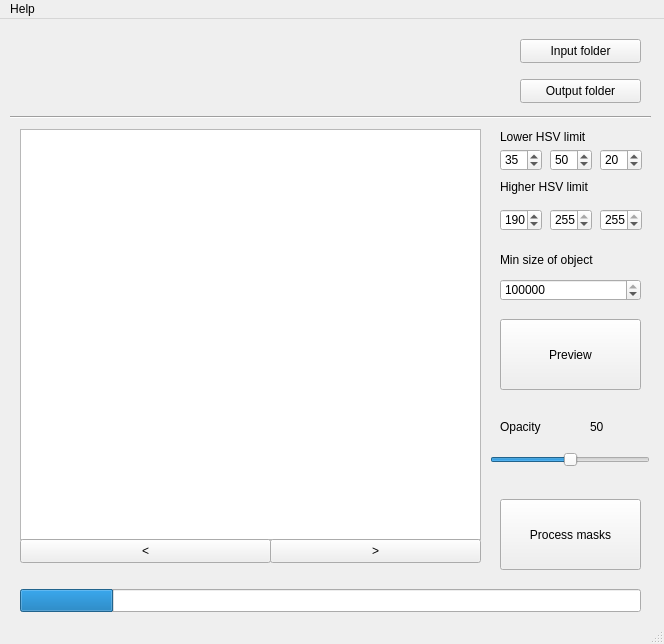
Qt form view.ui (ademirmarquesjunior/mask_segmentation_HSV_objectsize) before a commit.
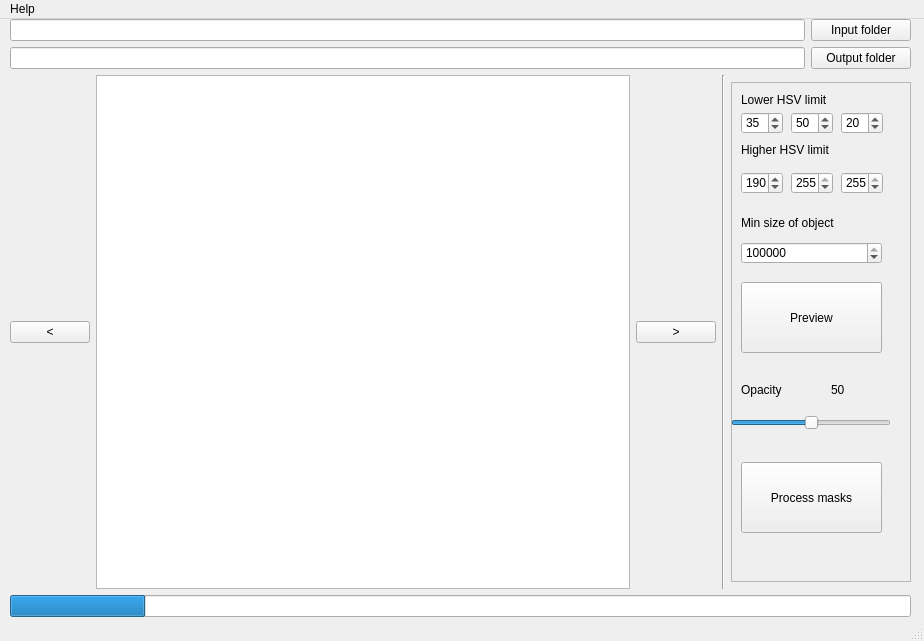
The same form after that commit. Icons and pictures are not drawn.

Diff of the .ui file:
```diff
--- a/view.ui
+++ b/view.ui
@@ -6,103 +6,92 @@
    <rect>
     <x>0</x>
     <y>0</y>
-    <width>664</width>
-    <height>644</height>
+    <width>924</width>
+    <height>641</height>
    </rect>
   </property>
   <property name="windowTitle">
    <string>Vizlab Mask/object segmentation</string>
   </property>
   <widget class="QWidget" name="centralwidget">
+   <widget class="QWidget" name="verticalLayoutWidget">
+    <property name="geometry">
+     <rect>
+      <x>10</x>
+      <y>0</y>
+      <width>901</width>
+      <height>598</height>
+     </rect>
+    </property>
+    <layout class="QVBoxLayout" name="verticalLayout" stretch="0,0,1,0">
+     <property name="rightMargin">
+      <number>0</number>
+     </property>
+     <item>
+      <layout class="QHBoxLayout" name="horizontalLayout_3">
+       <item>
+        <widget class="QLineEdit" name="labelInputFolder"/>
+       </item>
+       <item>
    <widget class="QPushButton" name="openInputFolder">
-    <property name="geometry">
-     <rect>
-      <x>520</x>
-      <y>20</y>
-      <width>121</width>
-      <height>24</height>
-     </rect>
+         <property name="minimumSize">
+          <size>
+           <width>100</width>
+           <height>0</height>
+          </size>
     </property>
     <property name="text">
      <string>Input folder</string>
     </property>
    </widget>
+       </item>
+      </layout>
+     </item>
+     <item>
+      <layout class="QHBoxLayout" name="horizontalLayout_2">
+       <item>
+        <widget class="QLineEdit" name="labelOutputFolder"/>
+       </item>
+       <item>
    <widget class="QPushButton" name="selectOutputFolder">
-    <property name="geometry">
-     <rect>
-      <x>520</x>
-      <y>60</y>
-      <width>121</width>
-      <height>24</height>
-     </rect>
+         <property name="minimumSize">
+          <size>
+           <width>100</width>
+           <height>0</height>
+          </size>
     </property>
     <property name="text">
      <string>Output folder</string>
     </property>
    </widget>
-   <widget class="QPushButton" name="processButton">
-    <property name="geometry">
-     <rect>
-      <x>500</x>
-      <y>480</y>
-      <width>141</width>
-      <height>71</height>
-     </rect>
-    </property>
-    <property name="text">
-     <string>Process masks</string>
-    </property>
-   </widget>
-   <widget class="QLabel" name="labelInputFolder">
-    <property name="geometry">
-     <rect>
-      <x>10</x>
-      <y>20</y>
-      <width>321</width>
-      <height>16</height>
-     </rect>
-    </property>
+       </item>
+      </layout>
+     </item>
+     <item>
+      <layout class="QHBoxLayout" name="horizontalLayout" stretch="0,1,0,0,0">
+       <property name="spacing">
+        <number>6</number>
+       </property>
+       <property name="sizeConstraint">
+        <enum>QLayout::SetNoConstraint</enum>
+       </property>
+       <property name="leftMargin">
+        <number>0</number>
+       </property>
+       <item>
+        <widget class="QPushButton" name="scrollLeftButton">
     <property name="text">
-     <string/>
-    </property>
-   </widget>
-   <widget class="QLabel" name="labelOutputFolder">
-    <property name="geometry">
-     <rect>
-      <x>10</x>
-      <y>60</y>
-      <width>321</width>
-      <height>20</height>
-     </rect>
-    </property>
-    <property name="text">
-     <string/>
-    </property>
-   </widget>
-   <widget class="QProgressBar" name="progressBar">
-    <property name="geometry">
-     <rect>
-      <x>20</x>
-      <y>570</y>
-      <width>621</width>
-      <height>23</height>
-     </rect>
-    </property>
-    <property name="value">
-     <number>15</number>
-    </property>
-    <property name="textVisible">
-     <bool>false</bool>
-    </property>
-   </widget>
+          <string>&lt;</string>
+         </property>
+        </widget>
+       </item>
+       <item>
    <widget class="QGraphicsView" name="graphicsView">
-    <property name="geometry">
-     <rect>
-      <x>20</x>
-      <y>110</y>
-      <width>461</width>
-      <height>411</height>
-     </rect>
+         <property name="minimumSize">
+          <size>
+           <width>400</width>
+           <height>400</height>
+          </size>
     </property>
     <property name="cursor" stdset="0">
      <cursorShape>CrossCursor</cursorShape>
@@ -111,24 +100,75 @@
      <set>Qt::AlignCenter</set>
     </property>
    </widget>
-   <widget class="QLabel" name="label">
+       </item>
+       <item>
+        <widget class="QPushButton" name="scrollRightButton">
+         <property name="text">
+          <string>&gt;</string>
+         </property>
+        </widget>
+       </item>
+       <item>
+        <widget class="Line" name="line">
+         <property name="orientation">
+          <enum>Qt::Vertical</enum>
+         </property>
+        </widget>
+       </item>
+       <item>
+        <widget class="QFrame" name="frame">
+         <property name="minimumSize">
+          <size>
+           <width>180</width>
+           <height>500</height>
+          </size>
+         </property>
+         <property name="maximumSize">
+          <size>
+           <width>180</width>
+           <height>500</height>
+          </size>
+         </property>
+         <property name="frameShape">
+          <enum>QFrame::StyledPanel</enum>
+         </property>
+         <property name="frameShadow">
+          <enum>QFrame::Raised</enum>
+         </property>
+         <widget class="QSpinBox" name="spinSL">
     <property name="geometry">
      <rect>
-      <x>500</x>
-      <y>230</y>
-      <width>101</width>
-      <height>21</height>
-     </rect>
-    </property>
+            <x>60</x>
+            <y>30</y>
+            <width>42</width>
+            <height>22</height>
+           </rect>
+          </property>
+          <property name="maximum">
+           <number>255</number>
+          </property>
+          <property name="value">
+           <number>50</number>
+          </property>
+         </widget>
+         <widget class="QPushButton" name="processButton">
+          <property name="geometry">
+           <rect>
+            <x>10</x>
+            <y>380</y>
+            <width>141</width>
+            <height>71</height>
+           </rect>
+          </property>
     <property name="text">
-     <string>Min size of object</string>
+           <string>Process masks</string>
     </property>
    </widget>
    <widget class="QSpinBox" name="spinObjectSize">
     <property name="geometry">
      <rect>
-      <x>500</x>
-      <y>260</y>
+            <x>10</x>
+            <y>160</y>
       <width>141</width>
       <height>22</height>
      </rect>
@@ -140,69 +180,11 @@
      <number>700000</number>
     </property>
    </widget>
-   <widget class="QLabel" name="label_2">
-    <property name="geometry">
-     <rect>
-      <x>500</x>
-      <y>110</y>
-      <width>91</width>
-      <height>16</height>
-     </rect>
-    </property>
-    <property name="text">
-     <string>Lower HSV limit</string>
-    </property>
-   </widget>
-   <widget class="QLabel" name="label_3">
-    <property name="geometry">
-     <rect>
-      <x>500</x>
-      <y>160</y>
-      <width>91</width>
-      <height>16</height>
-     </rect>
-    </property>
-    <property name="text">
-     <string>Higher HSV limit</string>
-    </property>
-   </widget>
-   <widget class="QSpinBox" name="spinHL">
-    <property name="geometry">
-     <rect>
-      <x>500</x>
-      <y>130</y>
-      <width>42</width>
-      <height>22</height>
-     </rect>
-    </property>
-    <property name="maximum">
-     <number>255</number>
-    </property>
-    <property name="value">
-     <number>35</number>
-    </property>
-   </widget>
-   <widget class="QSpinBox" name="spinSL">
-    <property name="geometry">
-     <rect>
-      <x>550</x>
-      <y>130</y>
-      <width>42</width>
-      <height>22</height>
-     </rect>
-    </property>
-    <property name="maximum">
-     <number>255</number>
-    </property>
-    <property name="value">
-     <number>50</number>
-    </property>
-   </widget>
    <widget class="QSpinBox" name="spinVL">
     <property name="geometry">
      <rect>
-      <x>600</x>
-      <y>130</y>
+            <x>110</x>
+            <y>30</y>
       <width>42</width>
       <height>22</height>
      </rect>
@@ -214,72 +196,11 @@
      <number>20</number>
     </property>
    </widget>
-   <widget class="QSpinBox" name="spinSH">
-    <property name="geometry">
-     <rect>
-      <x>550</x>
-      <y>190</y>
-      <width>42</width>
-      <height>22</height>
-     </rect>
-    </property>
-    <property name="maximum">
-     <number>255</number>
-    </property>
-    <property name="value">
-     <number>255</number>
-    </property>
-   </widget>
-   <widget class="QSpinBox" name="spinVH">
-    <property name="geometry">
-     <rect>
-      <x>600</x>
-      <y>190</y>
-      <width>42</width>
-      <height>22</height>
-     </rect>
-    </property>
-    <property name="maximum">
-     <number>255</number>
-    </property>
-    <property name="value">
-     <number>255</number>
-    </property>
-   </widget>
-   <widget class="QSpinBox" name="spinHH">
-    <property name="geometry">
-     <rect>
-      <x>500</x>
-      <y>190</y>
-      <width>42</width>
-      <height>22</height>
-     </rect>
-    </property>
-    <property name="maximum">
-     <number>255</number>
-    </property>
-    <property name="value">
-     <number>190</number>
-    </property>
-   </widget>
-   <widget class="Line" name="line">
-    <property name="geometry">
-     <rect>
-      <x>10</x>
-      <y>90</y>
-      <width>641</width>
-      <height>16</height>
-     </rect>
-    </property>
-    <property name="orientation">
-     <enum>Qt::Horizontal</enum>
-    </property>
-   </widget>
    <widget class="QPushButton" name="previewButton">
     <property name="geometry">
      <rect>
-      <x>500</x>
-      <y>300</y>
+            <x>10</x>
+            <y>200</y>
       <width>141</width>
       <height>71</height>
      </rect>
@@ -288,37 +209,11 @@
      <string>Preview</string>
     </property>
    </widget>
-   <widget class="QPushButton" name="scrollLeftButton">
-    <property name="geometry">
-     <rect>
-      <x>20</x>
-      <y>520</y>
-      <width>251</width>
-      <height>24</height>
-     </rect>
-    </property>
-    <property name="text">
-     <string>&lt;</string>
-    </property>
-   </widget>
-   <widget class="QPushButton" name="scrollRightButton">
-    <property name="geometry">
-     <rect>
-      <x>270</x>
-      <y>520</y>
-      <width>211</width>
-      <height>24</height>
-     </rect>
-    </property>
-    <property name="text">
-     <string>&gt;</string>
-    </property>
-   </widget>
    <widget class="QSlider" name="sliderOpacity">
     <property name="geometry">
      <rect>
-      <x>490</x>
-      <y>430</y>
+            <x>0</x>
+            <y>330</y>
       <width>160</width>
       <height>22</height>
      </rect>
@@ -333,24 +228,11 @@
      <enum>Qt::Horizontal</enum>
     </property>
    </widget>
-   <widget class="QLabel" name="label_4">
-    <property name="geometry">
-     <rect>
-      <x>500</x>
-      <y>400</y>
-      <width>49</width>
-      <height>16</height>
-     </rect>
-    </property>
-    <property name="text">
-     <string>Opacity</string>
-    </property>
-   </widget>
    <widget class="QLabel" name="opacityValueText">
     <property name="geometry">
      <rect>
-      <x>590</x>
-      <y>400</y>
+            <x>100</x>
+            <y>300</y>
       <width>49</width>
       <height>16</height>
      </rect>
@@ -359,13 +241,145 @@
      <string>50</string>
     </property>
    </widget>
+         <widget class="QLabel" name="label">
+          <property name="geometry">
+           <rect>
+            <x>10</x>
+            <y>130</y>
+            <width>101</width>
+            <height>21</height>
+           </rect>
+          </property>
+          <property name="text">
+           <string>Min size of object</string>
+          </property>
+         </widget>
+         <widget class="QLabel" name="label_2">
+          <property name="geometry">
+           <rect>
+            <x>10</x>
+            <y>10</y>
+            <width>91</width>
+            <height>16</height>
+           </rect>
+          </property>
+          <property name="text">
+           <string>Lower HSV limit</string>
+          </property>
+         </widget>
+         <widget class="QSpinBox" name="spinSH">
+          <property name="geometry">
+           <rect>
+            <x>60</x>
+            <y>90</y>
+            <width>42</width>
+            <height>22</height>
+           </rect>
+          </property>
+          <property name="maximum">
+           <number>255</number>
+          </property>
+          <property name="value">
+           <number>255</number>
+          </property>
+         </widget>
+         <widget class="QSpinBox" name="spinVH">
+          <property name="geometry">
+           <rect>
+            <x>110</x>
+            <y>90</y>
+            <width>42</width>
+            <height>22</height>
+           </rect>
+          </property>
+          <property name="maximum">
+           <number>255</number>
+          </property>
+          <property name="value">
+           <number>255</number>
+          </property>
+         </widget>
+         <widget class="QLabel" name="label_4">
+          <property name="geometry">
+           <rect>
+            <x>10</x>
+            <y>300</y>
+            <width>49</width>
+            <height>16</height>
+           </rect>
+          </property>
+          <property name="text">
+           <string>Opacity</string>
+          </property>
+         </widget>
+         <widget class="QSpinBox" name="spinHL">
+          <property name="geometry">
+           <rect>
+            <x>10</x>
+            <y>30</y>
+            <width>42</width>
+            <height>22</height>
+           </rect>
+          </property>
+          <property name="maximum">
+           <number>255</number>
+          </property>
+          <property name="value">
+           <number>35</number>
+          </property>
+         </widget>
+         <widget class="QSpinBox" name="spinHH">
+          <property name="geometry">
+           <rect>
+            <x>10</x>
+            <y>90</y>
+            <width>42</width>
+            <height>22</height>
+           </rect>
+          </property>
+          <property name="maximum">
+           <number>255</number>
+          </property>
+          <property name="value">
+           <number>190</number>
+          </property>
+         </widget>
+         <widget class="QLabel" name="label_3">
+          <property name="geometry">
+           <rect>
+            <x>10</x>
+            <y>60</y>
+            <width>91</width>
+            <height>16</height>
+           </rect>
+          </property>
+          <property name="text">
+           <string>Higher HSV limit</string>
+          </property>
+         </widget>
+        </widget>
+       </item>
+      </layout>
+     </item>
+     <item>
+      <widget class="QProgressBar" name="progressBar">
+       <property name="value">
+        <number>15</number>
+       </property>
+       <property name="textVisible">
+        <bool>false</bool>
+       </property>
+      </widget>
+     </item>
+    </layout>
+   </widget>
   </widget>
   <widget class="QMenuBar" name="menubar">
    <property name="geometry">
     <rect>
      <x>0</x>
      <y>0</y>
-     <width>664</width>
+     <width>924</width>
      <height>22</height>
     </rect>
    </property>
```
Left out of the diff: 4 changed lines with no effect on the pictures. Lines whose indentation alone changed are shown as unchanged.
